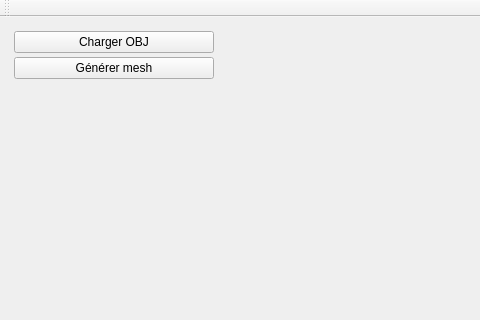
Old version of the form starterLight/mainwindow.ui in the repository DARRIGOValentin/G-n-ration_de_terrain; both pictures show x 0 to 480 and y 0 to 320 of the 632 by 408 pixel window.
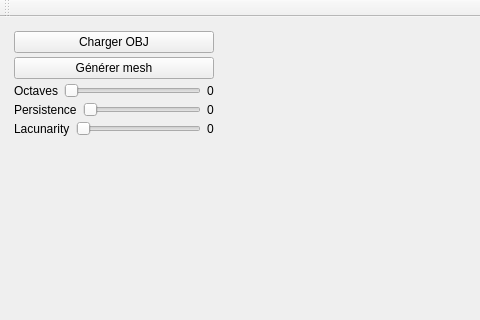
New version of the form. Custom widgets are drawn as their Qt base class.

Patch:
```diff
--- a/starterLight/mainwindow.ui
+++ b/starterLight/mainwindow.ui
@@ -65,6 +65,90 @@
          </property>
         </widget>
        </item>
+       <item>
+        <layout class="QHBoxLayout" name="horizontalLayout_3">
+         <item>
+          <widget class="QLabel" name="label">
+           <property name="text">
+            <string>Octaves</string>
+           </property>
+          </widget>
+         </item>
+         <item>
+          <widget class="QSlider" name="octavesSlider">
+           <property name="maximum">
+            <number>100</number>
+           </property>
+           <property name="orientation">
+            <enum>Qt::Horizontal</enum>
+           </property>
+          </widget>
+         </item>
+         <item>
+          <widget class="QLabel" name="valeur_octaves">
+           <property name="text">
+            <string>0</string>
+           </property>
+          </widget>
+         </item>
+        </layout>
+       </item>
+       <item>
+        <layout class="QHBoxLayout" name="horizontalLayout_4">
+         <item>
+          <widget class="QLabel" name="label_2">
+           <property name="text">
+            <string>Persistence</string>
+           </property>
+          </widget>
+         </item>
+         <item>
+          <widget class="QSlider" name="persistenceSlider">
+           <property name="maximum">
+            <number>50</number>
+           </property>
+           <property name="orientation">
+            <enum>Qt::Horizontal</enum>
+           </property>
+          </widget>
+         </item>
+         <item>
+          <widget class="QLabel" name="valeur_persistence">
+           <property name="text">
+            <string>0</string>
+           </property>
+          </widget>
+         </item>
+        </layout>
+       </item>
+       <item>
+        <layout class="QHBoxLayout" name="horizontalLayout_5">
+         <item>
+          <widget class="QLabel" name="label_3">
+           <property name="text">
+            <string>Lacunarity</string>
+           </property>
+          </widget>
+         </item>
+         <item>
+          <widget class="QSlider" name="lacunaritySlider">
+           <property name="maximum">
+            <number>80</number>
+           </property>
+           <property name="orientation">
+            <enum>Qt::Horizontal</enum>
+           </property>
+          </widget>
+         </item>
+         <item>
+          <widget class="QLabel" name="valeur_lacunarity">
+           <property name="text">
+            <string>0</string>
+           </property>
+          </widget>
+         </item>
+        </layout>
+       </item>
        <item>
         <spacer name="verticalSpacer">
          <property name="orientation">
```
Left out of the diff: 2 changed lines with no effect on the pictures.
